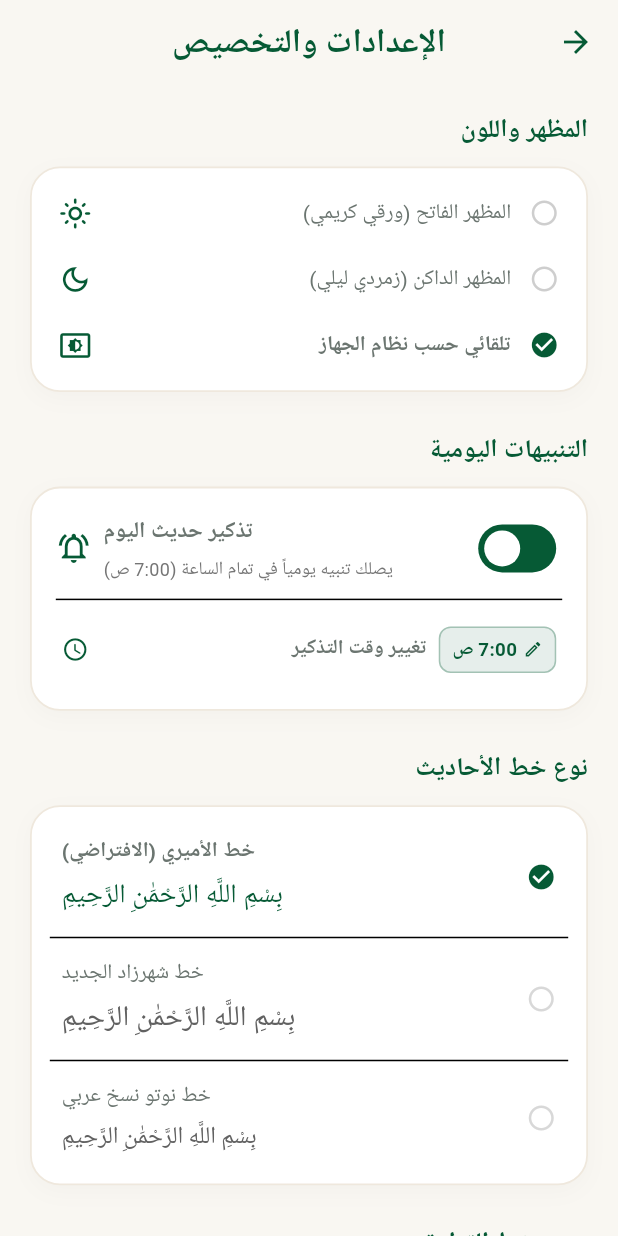
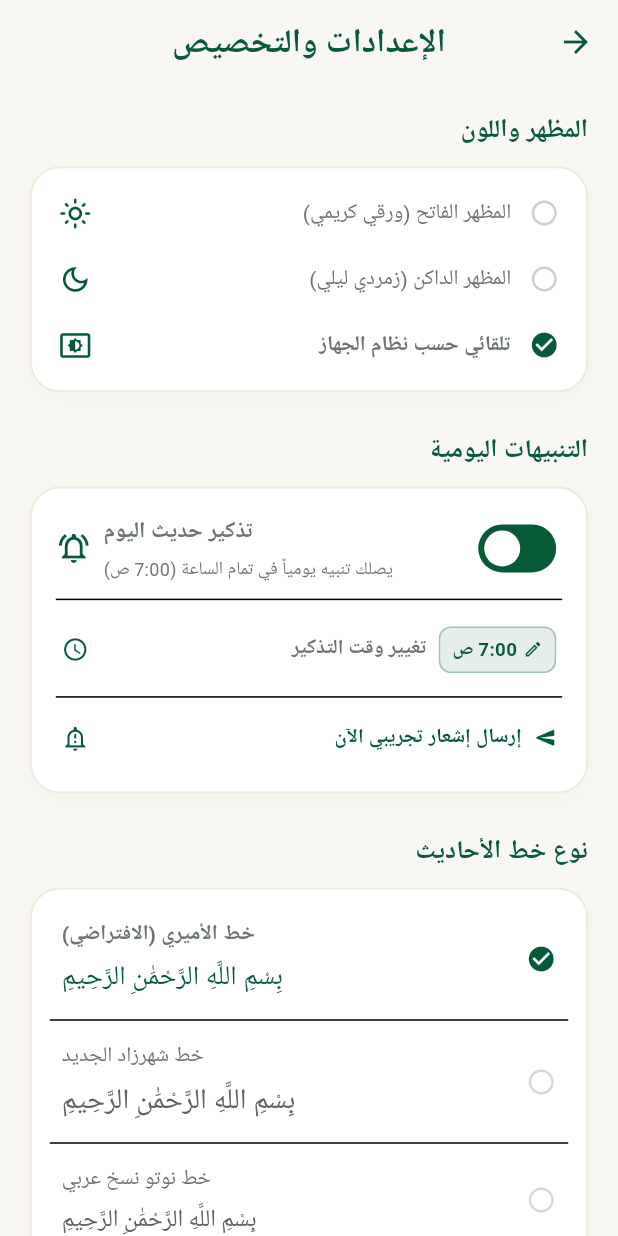
Before and after one commit to SharifIbrahimDev/tuhfah, a Flutter app: the SettingsScreen screen opened directly, on a phone screen of 412 x 824 dp. Run offline on Flutter 3.47's test engine with Material 3 defaults, Android fonts, the phone set to English and light mode, and no system bars; our stand-ins replace flutter_local_notifications, flutter_riverpod, flutter_timezone, flutter_tts, google_fonts, share_plus and 3 more; missing offline and left inert: pdfx; accounts and stored records are empty; Roboto replaces fonts that are missing (Amiri, Scheherazade New, Tajawal).

```diff
--- a/lib/presentation/screens/settings_screen.dart
+++ b/lib/presentation/screens/settings_screen.dart
@@ -419,7 +419,7 @@ class _SettingsScreenState extends ConsumerState<SettingsScreen>
                               borderRadius: BorderRadius.circular(8),
                               border: Border.all(
                                 color: theme.colorScheme.primary
-                                    .withValues(alpha: 0.3),
+                                  .withValues(alpha: 0.3),
                               ),
                             ),
                             child: Row(
@@ -453,6 +453,66 @@ class _SettingsScreenState extends ConsumerState<SettingsScreen>
                           ),
                           const SizedBox(width: 8),
                           Icon(Icons.access_time_rounded,
+                              size: 18, color: theme.colorScheme.primary),
+                        ],
+                      ),
+                    ),
+                  ),
+
+                  const Divider(height: 16),
+                  InkWell(
+                    borderRadius: BorderRadius.circular(12),
+                    onTap: () async {
+                      final granted = await requestNotificationPermission();
+                      if (granted) {
+                        final ok = await showSampleNotification();
+                        if (context.mounted) {
+                          ScaffoldMessenger.of(context).showSnackBar(
+                            SnackBar(
+                              content: Text(
+                                ok
+                                    ? 'تم إرسال إشعار تجريبي الآن بنجاح! تفقد شريط الإشعارات.'
+                                    : 'تعذر إرسال الإشعار، يرجى مراجعة أذونات النظام.',
+                                textAlign: TextAlign.right,
+                              ),
+                              duration: const Duration(seconds: 3),
+                            ),
+                          );
+                        }
+                      } else {
+                        if (context.mounted) {
+                          ScaffoldMessenger.of(context).showSnackBar(
+                            const SnackBar(
+                              content: Text(
+                                'يرجى السماح بإذن الإشعارات للتطبيق من إعدادات النظام',
+                                textAlign: TextAlign.right,
+                              ),
+                            ),
+                          );
+                        }
+                      }
+                    },
+                    child: Padding(
+                      padding: const EdgeInsets.symmetric(
+                          horizontal: 4.0, vertical: 8.0),
+                      child: Row(
+                        children: [
+                          Icon(Icons.send_rounded,
+                              size: 15, color: theme.colorScheme.primary),
+                          const SizedBox(width: 8),
+                          Expanded(
+                            child: Text(
+                              'إرسال إشعار تجريبي الآن',
+                              style: GoogleFonts.tajawal(
+                                fontSize: 13.5,
+                                fontWeight: FontWeight.w600,
+                                color: theme.colorScheme.primary,
+                              ),
+                              textAlign: TextAlign.right,
+                            ),
+                          ),
+                          const SizedBox(width: 8),
+                          Icon(Icons.notification_important_outlined,
                               size: 18, color: theme.colorScheme.primary),
                         ],
                       ),
```
Also changed, not shown: lib/core/notifications.dart (+23 -0 lines), 2 other files.
